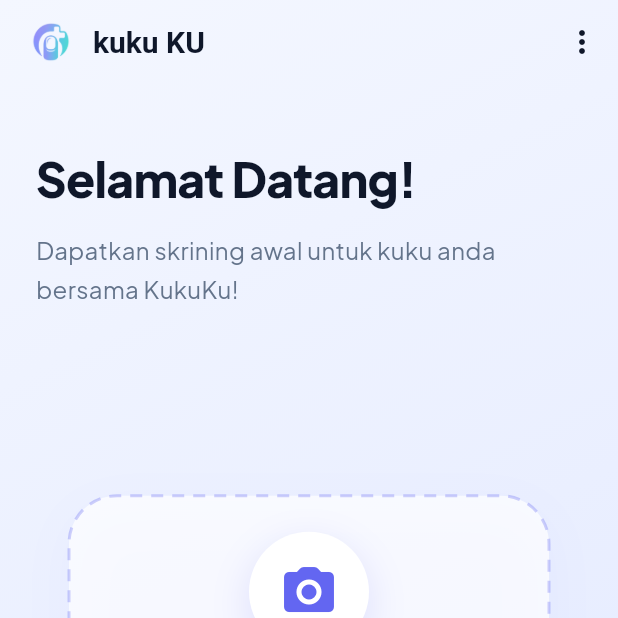
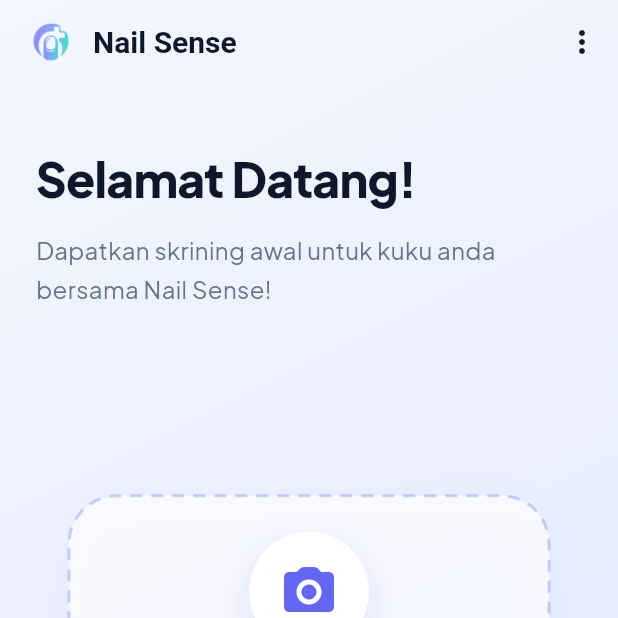
Before and after one commit to raimashaqi/skripsyi, a Flutter app: the screen it shows after launch, on a phone screen of 412 x 824 dp, the top half of it. Run offline on Flutter 3.47's test engine with Material 3 defaults, Android fonts, the phone set to English and light mode, and no system bars; our stand-ins replace camera, dio, google_fonts, image_picker.

Commit message:
ganti nama

```diff
--- a/lib/features/home/presentation/screens/detection_screen.dart
+++ b/lib/features/home/presentation/screens/detection_screen.dart
@@ -85,7 +85,7 @@ class _DetectionScreenState extends State<DetectionScreen> {
 
       print('DEBUG: Mengirim request POST ke http://127.0.0.1:8000/predict');
       final response = await dio.post(
-        'https://dried-stipulate-employee.ngrok-free.dev/predict',
+        'http://127.0.0.1:8000/predict',
         data: formData,
       );
 
--- a/lib/features/home/presentation/screens/guide_screen.dart
+++ b/lib/features/home/presentation/screens/guide_screen.dart
@@ -37,7 +37,7 @@ class _GuideScreenState extends State<GuideScreen>
             ),
             const SizedBox(width: 10),
             const Text(
-              'kuku KU',
+              'Panduan',
               style: TextStyle(
                 fontWeight: FontWeight.bold,
                 color: Color(0xFF0F172A),
--- a/lib/features/home/presentation/screens/home_screen.dart
+++ b/lib/features/home/presentation/screens/home_screen.dart
@@ -21,7 +21,7 @@ class HomeScreen extends StatelessWidget {
             ),
             const SizedBox(width: 10),
             const Text(
-              'kuku KU',
+              'Nail Sense',
               style: TextStyle(
                 fontWeight: FontWeight.bold,
                 color: Color(0xFF0F172A),
@@ -85,7 +85,7 @@ class HomeScreen extends StatelessWidget {
                 ),
                 const SizedBox(height: 12),
                 const Text(
-                  'Dapatkan skrining awal untuk kuku anda bersama KukuKu!',
+                  'Dapatkan skrining awal untuk kuku anda bersama Nail Sense!',
                   style: TextStyle(
                     fontSize: 16,
                     color: Color(0xFF64748B),
--- a/lib/features/home/presentation/screens/result_screen.dart
+++ b/lib/features/home/presentation/screens/result_screen.dart
@@ -298,7 +298,7 @@ class _ResultScreenState extends State<ResultScreen> {
             ),
             const SizedBox(width: 10),
             const Text(
-              'kuku KU',
+              'Nail Sense',
               style: TextStyle(
                 fontWeight: FontWeight.bold,
                 color: Color(0xFF0F172A),
```
Lines whose indentation alone changed are shown as unchanged.
